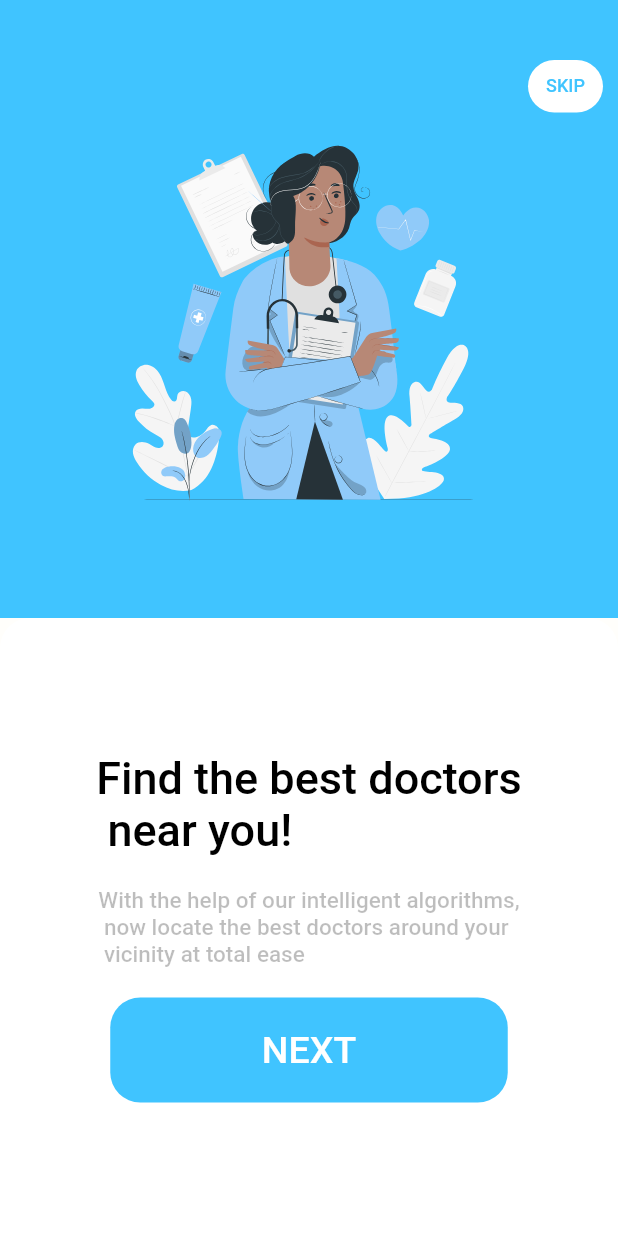
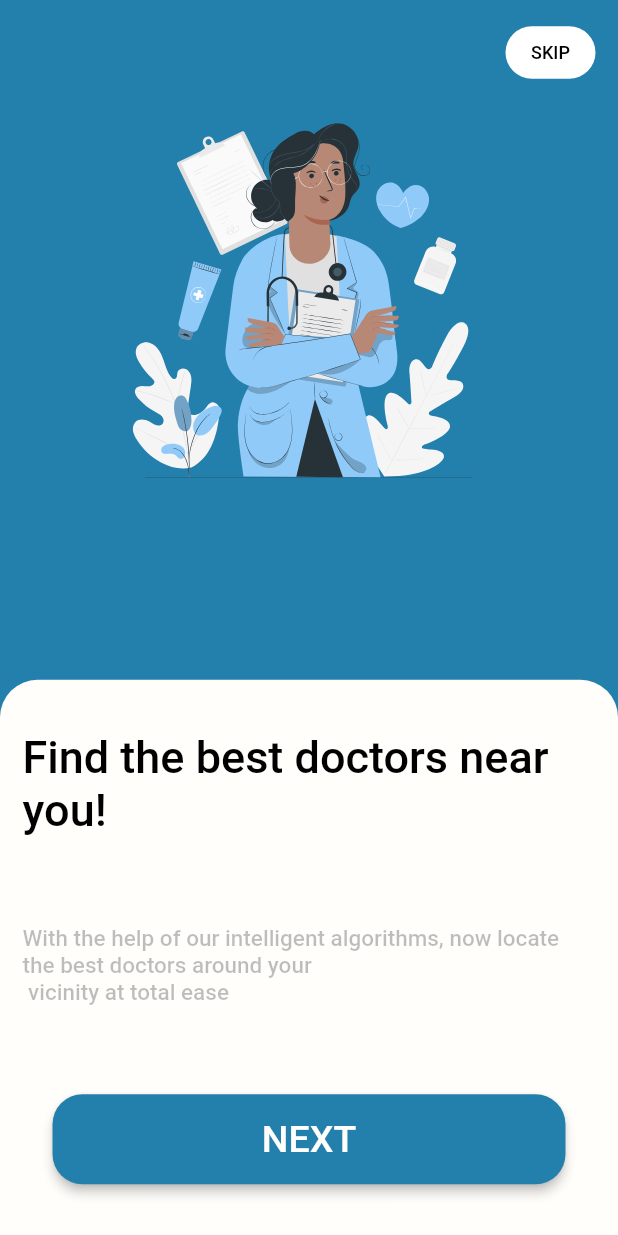
Before and after one commit to udityaprakash/MT-Patient-App, a Flutter app: the screen it shows after launch, on a phone screen of 412 x 824 dp. Run offline on Flutter 3.47's test engine with Material 2 defaults, Android fonts, the light colour scheme and no system bars; our stand-ins replace connectivity_plus, flutter_svg.

Commit message:
feature screen architure

```diff
--- a/lib/data/constants/colors.dart
+++ b/lib/data/constants/colors.dart
@@ -1,8 +1,8 @@
-
-
 import 'package:flutter/material.dart';
 
-class ui{
-  static Color primaryclr =  Color(0xff237fac);
-  static Color backgroundclr =  Color(0xfffffefb);
+class ui {
+  static Color primaryclr = Color(0xff237fac);
+  static Color backgroundclr = Color(0xfffffefb);
+  static Color blackclr = Color.fromARGB(255, 0, 0, 0);
+  static Color greyclr = Color.fromARGB(66, 0, 0, 0);
 }
--- /dev/null
+++ b/lib/data/constants/styles.dart
@@ -0,0 +1,11 @@
+import 'package:flutter/material.dart';
+
+class fontstyles {
+  final ButtonStyle style =
+      ElevatedButton.styleFrom(textStyle: const TextStyle(fontSize: 20));
+
+  final BoxDecoration decor = BoxDecoration(
+    borderRadius: BorderRadius.circular(20),
+    color: Colors.lightBlueAccent,
+  );
+}
--- a/lib/utils/screens/intro_screen.dart
+++ b/lib/utils/screens/intro_screen.dart
@@ -1,7 +1,10 @@
 import 'package:flutter/material.dart';
 import 'package:flutter_svg/svg.dart';
+import 'package:meditransparency/data/constants/styles.dart';
 import 'package:meditransparency/utils/screens/auth_screens/sign_in_screen.dart';
 import 'package:meditransparency/data/constants/colors.dart';
+import 'package:meditransparency/utils/widgets/bottomdrawer.dart';
+import 'package:meditransparency/utils/widgets/button.dart';
 import '../widgets/reusable_text.dart';
 
 class IntroScreen extends StatefulWidget {
@@ -16,21 +19,21 @@ class _IntoScreenState extends State<IntroScreen> {
 
   var data = [
     {
-      "titletext": "Find the best doctors\n near you!",
+      "titletext": "Find the best doctors near you!",
       "description":
-          "With the help of our intelligent algorithms,\n now locate the best doctors around your\n vicinity at total ease ",
+          "With the help of our intelligent algorithms, now locate the best doctors around your\n vicinity at total ease ",
       "image": "0.svg"
     },
     {
-      "titletext": "Schedule appointments\n with expert doctors",
+      "titletext": "Schedule appointments with expert doctors",
       "description":
-          "Find experienced specialist doctors with a\n good ratings and reviews and book you\n appointments hassle free.",
+          "Find experienced specialist doctors with a good ratings and reviews and book you\n appointments hassle free.",
       "image": "1.svg"
     },
     {
-      "titletext": "Find Help from our AI\n Assistant!",
+      "titletext": "Find Help from our AI Assistant!",
       "description":
-          "An AI assistant integrated into our app\n revolutionizes the patient experience by\n providing real-time support.",
+          "An AI assistant integrated into our app revolutionizes the patient experience by\n providing real-time support.",
       "image": "2.svg"
     },
   ];
@@ -53,71 +56,72 @@ class _IntoScreenState extends State<IntroScreen> {
 
   @override
   Widget build(BuildContext context) {
-    return Scaffold(
+    final size = MediaQuery.of(context).size;
+    return SafeArea(
+      child: Scaffold(
           backgroundColor: ui.backgroundclr,
-        body: Column(
-          children: [
+          body: Stack(children: [
             Container(
-              height: MediaQuery.of(context).size.height / 2,
-              color: Colors.lightBlueAccent,
+              color: ui.primaryclr,
               child: Column(
                 children: [
+                  SizedBox(
+                    height: 10,
+                  ),
                   Row(
                       mainAxisAlignment: index == 0
                           ? MainAxisAlignment.end
                           : MainAxisAlignment.spaceBetween,
-                      crossAxisAlignment: CrossAxisAlignment.end,
+                      crossAxisAlignment: CrossAxisAlignment.center,
                       children: [
                         if (index > 0)
-                          Padding(
-                            padding: const EdgeInsets.only(left: 10, top: 40),
-                            child: IconButton(
+                          IconButton(
                             icon: const Icon(Icons.arrow_back),
-                              iconSize: 24,
+                            iconSize: 26,
                             onPressed: () {
                               updatedecrementindex();
                             },
                           ),
-                          ),
+                          SizedBox(height: 50,),
                         if (index < 2)
-                          Padding(
-                            padding: const EdgeInsets.only(top: 40, right: 10),
+                          InkWell(
+                            onTap: (){
+                              Navigator.pushReplacementNamed(context, 'signinscreen');
+                            },
                             child: Container(
+                                margin: EdgeInsets.only(right:15),
                                 decoration: BoxDecoration(
                                   borderRadius: BorderRadius.circular(20),
                                   color: Colors.white,
                                 ),
-                                width: 50,
+                                width: 60,
                                 height: 35,
                                 child: Center(
-                                  child: text(" SKIP ", Colors.lightBlueAccent,
+                                  child: text(" SKIP ", ui.blackclr,
                                       12.0, FontWeight.w500, FontStyle.normal),
                                 )),
                           ),
                       ]),
                   Container(
-                    height: MediaQuery.of(context).size.height / 3,
-                    child: SvgPicture.asset(
-                        "assets/images/${data[index]['image']}"),
+                    height: size.height / 3,
+                    child:
+                        SvgPicture.asset("assets/images/${data[index]['image']}"),
                   )
                 ],
               ),
             ),
-            Container(
-              decoration: const BoxDecoration(
-                  color: Colors.white,
-                  borderRadius: BorderRadius.only(
-                      topLeft: Radius.circular(20),
-                      topRight: Radius.circular(20))),
-              height: MediaQuery.of(context).size.height / 2,
-              width: MediaQuery.of(context).size.width,
+            Column(
+              children: [
+                Expanded(child: Container()),
+                bottomdrawer(
+                  context: context,
                   child: Column(
-                  mainAxisAlignment: MainAxisAlignment.center,
+                      mainAxisAlignment: MainAxisAlignment.spaceEvenly,
                       crossAxisAlignment: CrossAxisAlignment.center,
                       children: [
                         text(
                           data[index]['titletext']!,
-                      Colors.black,
+                          ui.blackclr,
                           30,
                           FontWeight.w500,
                           FontStyle.normal,
@@ -127,7 +131,7 @@ class _IntoScreenState extends State<IntroScreen> {
                         ),
                         text(
                           data[index]['description']!,
-                      Colors.black26,
+                          ui.greyclr,
                           15,
                           FontWeight.w500,
                           FontStyle.normal,
@@ -135,36 +139,52 @@ class _IntoScreenState extends State<IntroScreen> {
                         const SizedBox(
                           height: 20,
                         ),
-                    InkWell(
-                      onTap: () {
+                        btn(
+                          context:context,
+                          tex: 'NEXT',
+                          style: fontstyles().style,
+                          function: (){
                             if (index == 2) {
                               Navigator.pushReplacementNamed(context, 'signinscreen');
                             } else {
                               updateincrementindex();
+                              setState(() {
+
+                              });
                             }
-                      },
-                      child: Container(
-                        width: 265,
-                        height: 70,
-                        decoration: BoxDecoration(
-                          borderRadius: BorderRadius.circular(20),
-                          color: Colors.lightBlueAccent,
-                        ),
-                        child: Center(
-                          child: text(
-                            "NEXT",
-                            Colors.white,
-                            25,
-                            FontWeight.w500,
-                            FontStyle.normal,
-                          ),
-                        ),
-                      ),
+                          }
                         )
+                        // InkWell(
+                        //   onTap: () {
+                        //     if (index == 2) {
+                        //       Navigator.pushReplacementNamed(context, 'signinscreen');
+                        //     } else {
+                        //       updateincrementindex();
+                        //     }
+                        //   },
+                        //   child: Container(
+                        //     width: 265,
+                        //     height: 70,
+                        //     decoration: BoxDecoration(
+                        //       borderRadius: BorderRadius.circular(20),
+                        //       color: Colors.lightBlueAccent,
+                        //     ),
+                        //     child: Center(
+                        //       child: text(
+                        //         "NEXT",
+                        //         Colors.white,
+                        //         25,
+                        //         FontWeight.w500,
+                        //         FontStyle.normal,
+                        //       ),
+                        //     ),
+                        //   ),
+                        // )
                       ]),
                 )
               ],
             )
+          ])),
     );
   }
 }
--- /dev/null
+++ b/lib/utils/widgets/bottomdrawer.dart
@@ -0,0 +1,16 @@
+import 'package:flutter/material.dart';
+import 'package:meditransparency/data/constants/colors.dart';
+
+Widget bottomdrawer({child, context}) {
+  final size = MediaQuery.of(context).size;
+  return Container(
+    child: child,
+    padding: EdgeInsets.all(15),
+    width: size.width,
+    height: size.height * 0.45,
+    decoration:BoxDecoration(
+    color: ui.backgroundclr,
+    borderRadius: BorderRadius.only(topLeft: Radius.circular(25),topRight: Radius.circular(25)),
+  ),
+  );
+}
--- a/lib/utils/widgets/button.dart
+++ b/lib/utils/widgets/button.dart
@@ -0,0 +1,29 @@
+import 'package:flutter/material.dart';
+import 'package:meditransparency/data/constants/colors.dart';
+import 'package:meditransparency/utils/widgets/reusable_text.dart';
+
+Widget btn({tex, function, style, context}) {
+  final style = ElevatedButton.styleFrom(
+      primary: ui.primaryclr, //background color of button
+      // side: BorderSide(width: 3, color: Colors.brown), //border width and color
+      elevation: 3, //elevation of button
+      shape: RoundedRectangleBorder(
+          //to set border radius to button
+          borderRadius: BorderRadius.circular(20)),
+      padding: EdgeInsets.all(2) //content padding inside button
+      );
+  final size = MediaQuery.of(context).size;
+  return Container(
+      margin: EdgeInsets.symmetric(horizontal: 20),
+      height: 60,
+      width: size.width,
+      child: ElevatedButton(
+        style: style,
+        onPressed: function,
+        child: text(tex, ui.backgroundclr, 25.0, FontWeight.w500, FontStyle.normal),
+      ));
+
+}
+//     ),
+//   );
+// }
```
Also changed, not shown: lib/utils/screens/splash_screen.dart (+7 -3 lines). Lines whose indentation alone changed are shown as unchanged.
